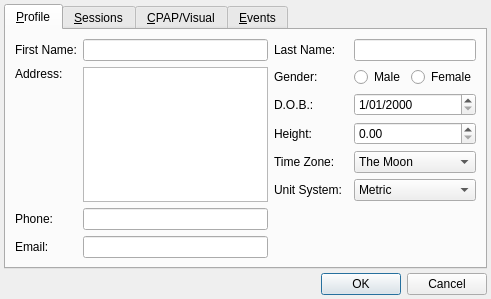
Before: the Qt Designer form preferencesdialog.ui in sbonaime/sleepyhead-code., drawn with Qt 5.
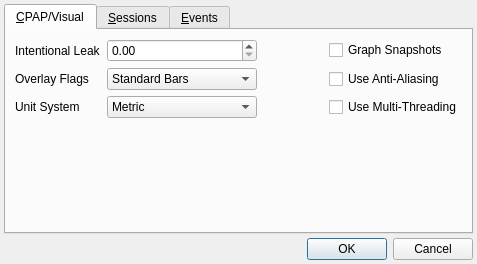
After: the same form once the commit is applied. The open tabs and pages were chosen to show the change.

Commit message: Removed Profile tab from Preferences

```diff
--- a/preferencesdialog.ui
+++ b/preferencesdialog.ui
@@ -9,8 +9,8 @@
    <rect>
     <x>0</x>
     <y>0</y>
-    <width>491</width>
-    <height>299</height>
+    <width>477</width>
+    <height>264</height>
    </rect>
   </property>
   <property name="windowTitle">
@@ -31,267 +31,149 @@
      <property name="currentIndex">
       <number>2</number>
      </property>
-     <widget class="QWidget" name="profileTab">
+     <widget class="QWidget" name="tab_3">
       <attribute name="title">
-       <string>&amp;Profile</string>
+       <string>&amp;CPAP/Visual</string>
       </attribute>
-      <layout class="QHBoxLayout" name="horizontalLayout_8">
-       <item>
-        <layout class="QGridLayout" name="gridLayout_2">
-         <item row="1" column="0">
-          <widget class="QLabel" name="label_8">
-           <property name="text">
-            <string>Address:</string>
-           </property>
-           <property name="alignment">
-            <set>Qt::AlignLeading|Qt::AlignLeft|Qt::AlignTop</set>
-           </property>
-          </widget>
+      <layout class="QGridLayout" name="gridLayout">
+       <item row="0" column="0">
+        <widget class="QLabel" name="label_17">
+         <property name="sizePolicy">
+          <sizepolicy hsizetype="Fixed" vsizetype="Preferred">
+           <horstretch>0</horstretch>
+           <verstretch>0</verstretch>
+          </sizepolicy>
+         </property>
+         <property name="text">
+          <string>Intentional Leak</string>
+         </property>
+        </widget>
+       </item>
+       <item row="4" column="0">
+        <widget class="QLabel" name="label_18">
+         <property name="sizePolicy">
+          <sizepolicy hsizetype="Fixed" vsizetype="Preferred">
+           <horstretch>0</horstretch>
+           <verstretch>0</verstretch>
+          </sizepolicy>
+         </property>
+         <property name="text">
+          <string>Overlay Flags</string>
+         </property>
+        </widget>
+       </item>
+       <item row="6" column="0">
+        <widget class="QLabel" name="label_7">
+         <property name="sizePolicy">
+          <sizepolicy hsizetype="Fixed" vsizetype="Preferred">
+           <horstretch>0</horstretch>
+           <verstretch>0</verstretch>
+          </sizepolicy>
+         </property>
+         <property name="text">
+          <string>Unit System</string>
+         </property>
+        </widget>
+       </item>
+       <item row="0" column="3">
+        <widget class="QCheckBox" name="useGraphSnapshots">
+         <property name="sizePolicy">
+          <sizepolicy hsizetype="Minimum" vsizetype="Fixed">
+           <horstretch>0</horstretch>
+           <verstretch>0</verstretch>
+          </sizepolicy>
+         </property>
+         <property name="toolTip">
+          <string>The Pie Chart in the Daily Views left panel. 
+This takes extra space, and has been known to cause problems on certain computer configurations, hence it's turned off by default.</string>
+         </property>
+         <property name="text">
+          <string>Graph Snapshots</string>
+         </property>
+        </widget>
+       </item>
+       <item row="0" column="1">
+        <widget class="QDoubleSpinBox" name="intentionalLeakEdit">
+         <property name="sizePolicy">
+          <sizepolicy hsizetype="Minimum" vsizetype="Fixed">
+           <horstretch>0</horstretch>
+           <verstretch>0</verstretch>
+          </sizepolicy>
+         </property>
+         <property name="toolTip">
+          <string>Intentional Leak value for your Mask type in Litres/Minute.
+(ResMed machines only report unintentional leaks and don't need this)
+</string>
+         </property>
+         <property name="suffix">
+          <string/>
+         </property>
+        </widget>
+       </item>
+       <item row="4" column="1">
+        <widget class="QComboBox" name="overlayFlagsCombo">
+         <property name="toolTip">
+          <string>The visual method of displaying waveform overlay flags.</string>
+         </property>
+         <item>
+          <property name="text">
+           <string>Standard Bars</string>
+          </property>
          </item>
-         <item row="2" column="0">
-          <widget class="QLabel" name="label_13">
-           <property name="text">
-            <string>Phone:</string>
-           </property>
-          </widget>
+         <item>
+          <property name="text">
+           <string>Top &amp; Bottom Markers</string>
+          </property>
          </item>
-         <item row="2" column="1">
-          <widget class="QLineEdit" name="phoneEdit"/>
-         </item>
-         <item row="0" column="1">
-          <layout class="QHBoxLayout" name="horizontalLayout_6">
-           <item>
-            <widget class="QLineEdit" name="firstNameEdit">
-             <property name="sizePolicy">
-              <sizepolicy hsizetype="Expanding" vsizetype="Fixed">
-               <horstretch>1</horstretch>
-               <verstretch>0</verstretch>
-              </sizepolicy>
-             </property>
-             <property name="toolTip">
-              <string/>
-             </property>
-            </widget>
-           </item>
-          </layout>
-         </item>
-         <item row="0" column="0">
-          <widget class="QLabel" name="label_7">
-           <property name="text">
-            <string>First Name:</string>
-           </property>
-          </widget>
-         </item>
-         <item row="3" column="1">
-          <widget class="QLineEdit" name="emailEdit"/>
-         </item>
-         <item row="3" column="0">
-          <widget class="QLabel" name="label_14">
-           <property name="text">
-            <string>Email:</string>
-           </property>
-          </widget>
-         </item>
-         <item row="4" column="1">
-          <spacer name="verticalSpacer_3">
-           <property name="orientation">
-            <enum>Qt::Vertical</enum>
-           </property>
-           <property name="sizeHint" stdset="0">
-            <size>
-             <width>20</width>
-             <height>40</height>
-            </size>
-           </property>
-          </spacer>
-         </item>
-         <item row="1" column="1">
-          <widget class="QPlainTextEdit" name="addressEdit">
-           <property name="tabChangesFocus">
-            <bool>true</bool>
-           </property>
-          </widget>
-         </item>
-        </layout>
+        </widget>
        </item>
-       <item>
-        <layout class="QGridLayout" name="gridLayout">
-         <item row="1" column="0" colspan="2">
-          <widget class="QLabel" name="label_12">
-           <property name="text">
-            <string>Gender:</string>
-           </property>
-          </widget>
+       <item row="4" column="3">
+        <widget class="QCheckBox" name="useAntiAliasing">
+         <property name="toolTip">
+          <string>Reduces the jagged edges on lines a little.</string>
+         </property>
+         <property name="text">
+          <string>Use Anti-Aliasing</string>
+         </property>
+        </widget>
+       </item>
+       <item row="6" column="1">
+        <widget class="QComboBox" name="unitCombo">
+         <item>
+          <property name="text">
+           <string>Metric</string>
+          </property>
          </item>
-         <item row="1" column="2">
-          <layout class="QHBoxLayout" name="horizontalLayout_9">
-           <item>
-            <widget class="QRadioButton" name="genderMale">
-             <property name="sizePolicy">
-              <sizepolicy hsizetype="Minimum" vsizetype="Fixed">
-               <horstretch>1</horstretch>
-               <verstretch>0</verstretch>
-              </sizepolicy>
-             </property>
-             <property name="text">
-              <string>Male</string>
-             </property>
-            </widget>
-           </item>
-           <item>
-            <widget class="QRadioButton" name="genderFemale">
-             <property name="sizePolicy">
-              <sizepolicy hsizetype="Minimum" vsizetype="Fixed">
-               <horstretch>1</horstretch>
-               <verstretch>0</verstretch>
-              </sizepolicy>
-             </property>
-             <property name="text">
-              <string>Female</string>
-             </property>
-            </widget>
-           </item>
-          </layout>
+         <item>
+          <property name="text">
+           <string>Dark Ages</string>
+          </property>
          </item>
-         <item row="2" column="0">
-          <widget class="QLabel" name="label_10">
-           <property name="text">
-            <string>D.O.B.:</string>
-           </property>
-          </widget>
-         </item>
-         <item row="2" column="2">
-          <widget class="QDateEdit" name="dobEdit">
-           <property name="sizePolicy">
-            <sizepolicy hsizetype="Minimum" vsizetype="Fixed">
-             <horstretch>1</horstretch>
-             <verstretch>0</verstretch>
-            </sizepolicy>
-           </property>
-           <property name="toolTip">
-            <string>You don't have to if you don't want. Some nifty calculations may need it.</string>
-           </property>
-           <property name="displayFormat">
-            <string>d/MM/yyyy</string>
-           </property>
-          </widget>
-         </item>
-         <item row="3" column="0">
-          <widget class="QLabel" name="label_11">
-           <property name="text">
-            <string>Height:</string>
-           </property>
-          </widget>
-         </item>
-         <item row="3" column="2">
-          <widget class="QDoubleSpinBox" name="heightEdit">
-           <property name="sizePolicy">
-            <sizepolicy hsizetype="Minimum" vsizetype="Fixed">
-             <horstretch>1</horstretch>
-             <verstretch>0</verstretch>
-            </sizepolicy>
-           </property>
-           <property name="toolTip">
-            <string>Used in BMI calculations. Americans, please us decimal inches here, unless you speak metric.</string>
-           </property>
-           <property name="minimum">
-            <double>0.000000000000000</double>
-           </property>
-           <property name="maximum">
-            <double>299.990000000000009</double>
-           </property>
-          </widget>
-         </item>
-         <item row="0" column="2">
-          <layout class="QHBoxLayout" name="horizontalLayout_7">
-           <item>
-            <widget class="QLineEdit" name="lastNameEdit">
-             <property name="sizePolicy">
-              <sizepolicy hsizetype="Expanding" vsizetype="Fixed">
-               <horstretch>1</horstretch>
-               <verstretch>0</verstretch>
-              </sizepolicy>
-             </property>
-            </widget>
-           </item>
-          </layout>
-         </item>
-         <item row="0" column="0">
-          <widget class="QLabel" name="label_9">
-           <property name="text">
-            <string>Last Name:</string>
-           </property>
-          </widget>
-         </item>
-         <item row="4" column="2">
-          <widget class="QComboBox" name="timeZoneCombo">
-           <item>
-            <property name="text">
-             <string>The Moon</string>
-            </property>
-           </item>
-           <item>
-            <property name="text">
-             <string>Jupiter</string>
-            </property>
-           </item>
-           <item>
-            <property name="text">
-             <string>Ursa Minor</string>
-            </property>
-           </item>
-           <item>
-            <property name="text">
-             <string>Yo Momma!</string>
-            </property>
-           </item>
-          </widget>
-         </item>
-         <item row="4" column="0">
-          <widget class="QLabel" name="label_15">
-           <property name="text">
-            <string>Time Zone:</string>
-           </property>
-          </widget>
-         </item>
-         <item row="6" column="2">
-          <spacer name="verticalSpacer_2">
-           <property name="orientation">
-            <enum>Qt::Vertical</enum>
-           </property>
-           <property name="sizeHint" stdset="0">
-            <size>
-             <width>20</width>
-             <height>40</height>
-            </size>
-           </property>
-          </spacer>
-         </item>
-         <item row="5" column="2">
-          <widget class="QComboBox" name="unitCombo">
-           <property name="toolTip">
-            <string/>
-           </property>
-           <item>
-            <property name="text">
-             <string>Metric</string>
-            </property>
-           </item>
-           <item>
-            <property name="text">
-             <string>Dark Ages</string>
-            </property>
-           </item>
-          </widget>
-         </item>
-         <item row="5" column="0">
-          <widget class="QLabel" name="label_16">
-           <property name="text">
-            <string>Unit System:</string>
-           </property>
-          </widget>
-         </item>
-        </layout>
+        </widget>
+       </item>
+       <item row="6" column="3">
+        <widget class="QCheckBox" name="useMultithreading">
+         <property name="toolTip">
+          <string>You may need to disable this if your experiencing crashes.
+It has no effect on single cpu machines.</string>
+         </property>
+         <property name="text">
+          <string>Use Multi-Threading</string>
+         </property>
+        </widget>
+       </item>
+       <item row="8" column="0" colspan="4">
+        <spacer name="verticalSpacer_4">
+         <property name="orientation">
+          <enum>Qt::Vertical</enum>
+         </property>
+         <property name="sizeHint" stdset="0">
+          <size>
+           <width>264</width>
+           <height>108</height>
+          </size>
+         </property>
+        </spacer>
        </item>
       </layout>
      </widget>
@@ -514,134 +396,6 @@
        </item>
       </layout>
      </widget>
-     <widget class="QWidget" name="tab_3">
-      <attribute name="title">
-       <string>&amp;CPAP/Visual</string>
-      </attribute>
-      <layout class="QGridLayout" name="gridLayout_3">
-       <item row="0" column="0">
-        <layout class="QHBoxLayout" name="horizontalLayout_10">
-         <item>
-          <widget class="QLabel" name="label_17">
-           <property name="sizePolicy">
-            <sizepolicy hsizetype="Preferred" vsizetype="Preferred">
-             <horstretch>0</horstretch>
-             <verstretch>0</verstretch>
-            </sizepolicy>
-           </property>
-           <property name="text">
-            <string>Intentional Leak</string>
-           </property>
-          </widget>
-         </item>
-         <item>
-          <widget class="QDoubleSpinBox" name="intentionalLeakEdit">
-           <property name="toolTip">
-            <string>Intentional Leak value for your Mask type in Litres/Minute.
-(ResMed machines only report unintentional leaks and don't need this)
-</string>
-           </property>
-           <property name="suffix">
-            <string/>
-           </property>
-          </widget>
-         </item>
-        </layout>
-       </item>
-       <item row="0" column="1">
-        <widget class="QCheckBox" name="useGraphSnapshots">
-         <property name="toolTip">
-          <string>The Pie Chart in the Daily Views left panel. 
-This takes extra space, and has been known to cause problems on certain computer configurations, hence it's turned off by default.</string>
-         </property>
-         <property name="text">
-          <string>Graph Snapshots</string>
-         </property>
-        </widget>
-       </item>
-       <item row="1" column="0">
-        <layout class="QHBoxLayout" name="horizontalLayout_11">
-         <item>
-          <widget class="QLabel" name="label_18">
-           <property name="sizePolicy">
-            <sizepolicy hsizetype="Preferred" vsizetype="Preferred">
-             <horstretch>0</horstretch>
-             <verstretch>0</verstretch>
-            </sizepolicy>
-           </property>
-           <property name="text">
-            <string>Overlay Flags</string>
-           </property>
-          </widget>
-         </item>
-         <item>
-          <widget class="QComboBox" name="overlayFlagsCombo">
-           <property name="toolTip">
-            <string>The visual method of displaying waveform overlay flags.</string>
-           </property>
-           <item>
-            <property name="text">
-             <string>Standard Bars</string>
-            </property>
-           </item>
-           <item>
-            <property name="text">
-             <string>Top &amp; Bottom Markers</string>
-            </property>
-           </item>
-          </widget>
-         </item>
-        </layout>
-       </item>
-       <item row="1" column="1">
-        <widget class="QCheckBox" name="useAntiAliasing">
-         <property name="toolTip">
-          <string>Reduces the jagged edges on lines a little.</string>
-         </property>
-         <property name="text">
-          <string>Use Anti-Aliasing</string>
-         </property>
-        </widget>
-       </item>
-       <item row="3" column="0">
-        <spacer name="verticalSpacer_4">
-         <property name="orientation">
-          <enum>Qt::Vertical</enum>
-         </property>
-         <property name="sizeHint" stdset="0">
-          <size>
-           <width>264</width>
-           <height>108</height>
-          </size>
-         </property>
-        </spacer>
-       </item>
-       <item row="3" column="1">
-        <spacer name="verticalSpacer_5">
-         <property name="orientation">
-          <enum>Qt::Vertical</enum>
-         </property>
-         <property name="sizeHint" stdset="0">
-          <size>
-           <width>185</width>
-           <height>108</height>
-          </size>
-         </property>
-        </spacer>
-       </item>
-       <item row="2" column="1">
-        <widget class="QCheckBox" name="useMultithreading">
-         <property name="toolTip">
-          <string>You may need to disable this if your experiencing crashes.
-It has no effect on single cpu machines.</string>
-         </property>
-         <property name="text">
-          <string>Use Multi-Threading</string>
-         </property>
-        </widget>
-       </item>
-      </layout>
-     </widget>
      <widget class="QWidget" name="tab_2">
       <attribute name="title">
        <string>&amp;Events</string>
```
Left out of the diff: 2 changed lines with no effect on the pictures. The commit also changes 1 other file.
